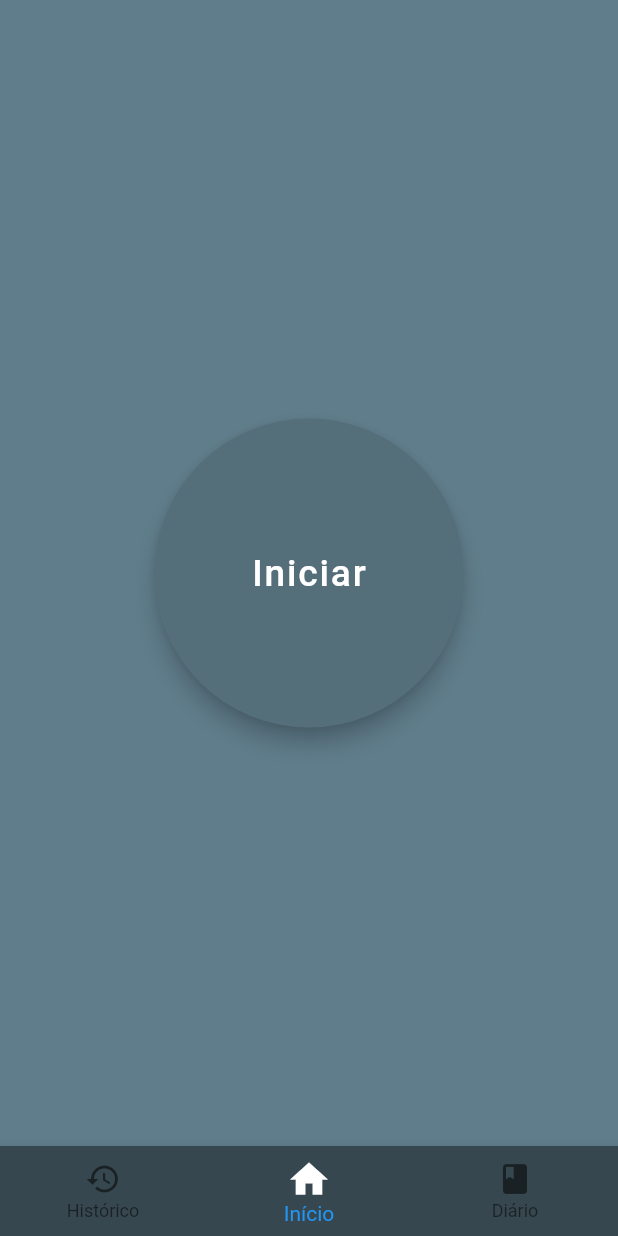
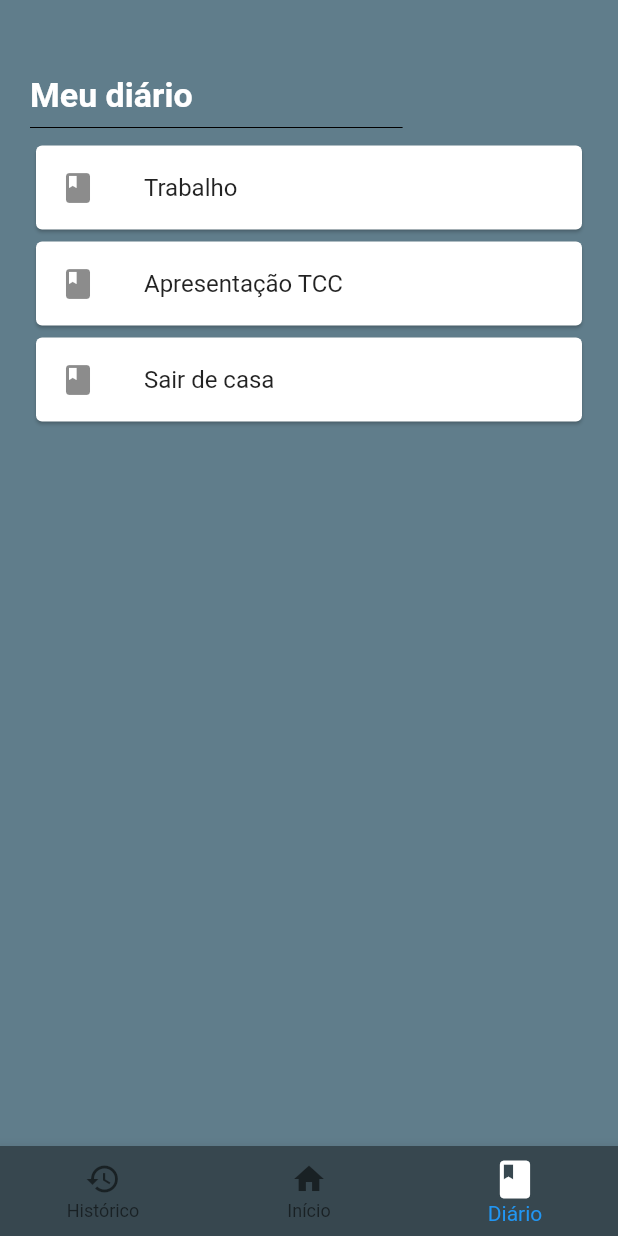
Before and after one commit to danielmessi13/Anxiety, a Flutter app: the screen it shows after launch, on a phone screen of 412 x 824 dp. Run offline on Flutter 3.47's test engine with Material 2 defaults, Android fonts, the phone set to English and light mode, and no system bars; our stand-ins replace flutter_mobx, mobx; generated files the repository leaves out were written again.

Commit message:
[WIP] Creation of basic models for the diary and history Listing of written diaries

```diff
--- /dev/null
+++ b/lib/diary/presentation/page/diary_page.dart
@@ -0,0 +1,53 @@
+import 'package:flutter/material.dart';
+import 'package:flutter_anxiety/diary/store/diary_store.dart';
+import 'package:flutter_mobx/flutter_mobx.dart';
+
+class DiaryPage extends StatelessWidget {
+  @override
+  Widget build(BuildContext context) {
+    final diaryController = Diary();
+
+    return Container(
+      margin: EdgeInsets.symmetric(horizontal: 20),
+      padding: EdgeInsets.only(top: 50),
+      child: Observer(
+        builder: (_) {
+          return diaryController.listDiary.length > 0
+              ? Column(
+                  crossAxisAlignment: CrossAxisAlignment.start,
+                  children: <Widget>[
+                    Text(
+                      "Meu diário",
+                      style: TextStyle(
+                        color: Colors.white,
+                        fontSize: MediaQuery.of(context).size.width * 0.055,
+                        fontWeight: FontWeight.bold,
+                      ),
+                    ),
+                    Divider(
+                      color: Colors.black,
+                      endIndent: MediaQuery.of(context).size.width * 0.3,
+                    ),
+                    ListView.builder(
+                      shrinkWrap: true,
+                      itemCount: diaryController.listDiary.length,
+                      itemBuilder: (_, index) {
+                        return Card(
+                          child: ListTile(
+                            onTap: () {},
+                            leading: Icon(Icons.book),
+                            title: Text(
+                              diaryController.listDiary[index].title,
+                            ),
+                          ),
+                        );
+                      },
+                    ),
+                  ],
+                )
+              : Container(child: Text("Não tem nenhum diariou"));
+        },
+      ),
+    );
+  }
+}
--- /dev/null
+++ b/lib/diary/store/diary_store.dart
@@ -0,0 +1,33 @@
+import 'package:flutter_anxiety/diary/models/diary.dart';
+import 'package:mobx/mobx.dart';
+
+part 'diary_store.g.dart';
+
+class Diary = _DiaryBase with _$Diary;
+
+abstract class _DiaryBase with Store {
+  @observable
+  List<DiaryModel> listDiary = [
+    DiaryModel(
+      title: "Trabalho",
+      description: "Hoje o dia foi horrivel no trabalho",
+    ),
+    DiaryModel(
+      title: "Apresentação TCC",
+      description: "Foi muito tenso apresentar meu TCC",
+    ),
+    DiaryModel(
+      title: "Sair de casa",
+      description: "Hoje o finalmente eu consegui sair de casa",
+    ),
+  ];
+
+  @action
+  set(List<DiaryModel> value) => listDiary = value;
+
+  @action
+  void writeDiary(DiaryModel diaryModel) => listDiary.add(diaryModel);
+
+  @action
+  void deleteDiary(DiaryModel diaryModel) => listDiary.remove(diaryModel);
+}
--- /dev/null
+++ b/lib/history/models/tag.dart
@@ -0,0 +1,5 @@
+class Tag {
+  String tag;
+
+  Tag({this.tag});
+}
--- a/lib/home/presentation/page/home_page.dart
+++ b/lib/home/presentation/page/home_page.dart
@@ -1,19 +1,15 @@
 import 'package:flutter/material.dart';
+import 'package:flutter_anxiety/diary/presentation/page/diary_page.dart';
+import 'package:flutter_anxiety/history/presentation/page/history_page.dart';
+import 'package:flutter_anxiety/home/presentation/widget/home_initial.dart';
 import 'package:flutter_anxiety/home/store/home_store.dart';
 import 'package:flutter_mobx/flutter_mobx.dart';
 
-class HomePage extends StatefulWidget {
-  @override
-  _AMyHomePageState createState() => _AMyHomePageState();
-}
-
-class _AMyHomePageState extends State<HomePage> {
+class HomePage extends StatelessWidget {
   final homeController = Home();
 
   @override
   Widget build(BuildContext context) {
-    final width = MediaQuery.of(context).size.width * 0.5;
-    final fontSize = MediaQuery.of(context).size.width * 0.06;
     return Observer(
       builder: (_) => Scaffold(
         bottomNavigationBar: BottomNavigationBar(
@@ -38,22 +34,11 @@ class _AMyHomePageState extends State<HomePage> {
           currentIndex: homeController.indexPage,
           onTap: homeController.changePage,
         ),
-        body: Center(
-          child: Container(
-            width: width,
-            height: width,
-            child: FloatingActionButton(
-              onPressed: () {},
-              tooltip: "Clique para iniciar a ajuda",
-              splashColor: Colors.transparent,
-              backgroundColor: Colors.blueGrey[600],
-              child: Text(
-                "Iniciar",
-                style: TextStyle(fontSize: fontSize, color: Colors.white),
-              ),
-            ),
-          ),
-        ),
+        body: homeController.indexPage == 0
+            ? HistoryPage()
+            : homeController.indexPage == 1
+                ? HomeInitial()
+                : homeController.indexPage == 2 ? DiaryPage() : Container(),
       ),
     );
   }
@@ -62,8 +47,8 @@ class _AMyHomePageState extends State<HomePage> {
     @required IconData icon,
     @required String label,
     @required double size,
+    Color color = Colors.white,
   }) {
-    final color = Colors.white;
     return BottomNavigationBarItem(
       icon: Icon(
         icon,
--- a/lib/home/store/home_store.dart
+++ b/lib/home/store/home_store.dart
@@ -6,7 +6,7 @@ class Home = HomeBase with _$Home;
 
 abstract class HomeBase with Store {
   @observable
-  int indexPage = 1;
+  int indexPage = 2;
 
   @action
   void changePage(int index) => indexPage == index ? null : indexPage = index;
```
Also changed, not shown: lib/diary/models/diary.dart (added, +9 -0 lines), lib/history/models/history.dart (added, +12 -0 lines), lib/history/presentation/page/history_page.dart (added, +8 -0 lines), lib/home/presentation/widget/home_initial.dart (added, +26 -0 lines), lib/diary/store/diary_store.g.dart (added).
